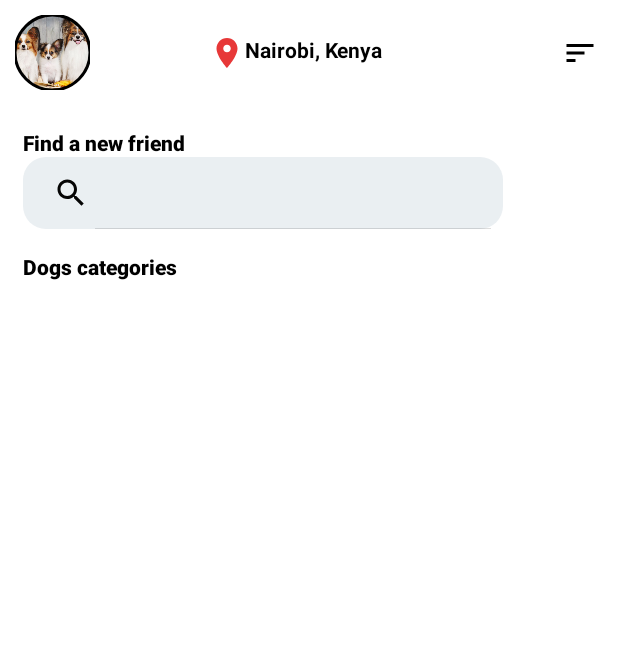
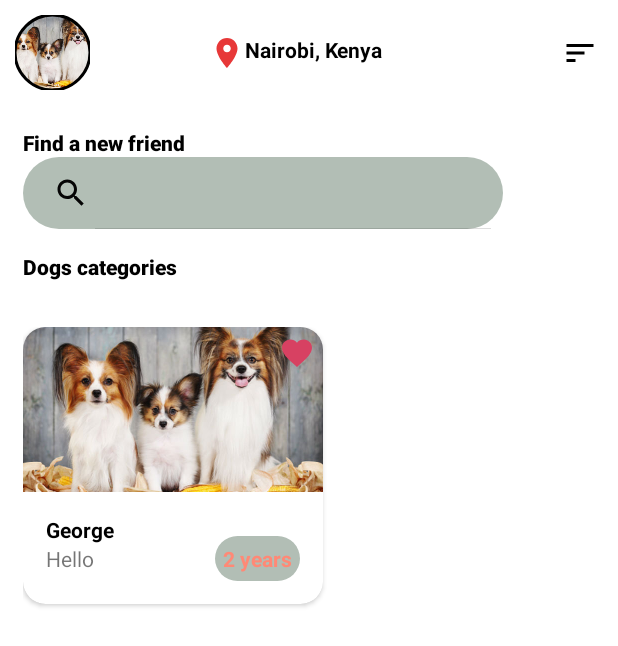
Before and after one commit to Danc-0/Petting, an Android app: the layout fragment_main_dash.xml on its own in the app's theme, with its tools: preview values and no code run, on a phone screen of 412 x 824 dp. Shown: the top 646 px of the screen. Run offline under Robolectric (Android 15) with nearby library versions, the phone set to English and light mode, and no system bars.

Commit message:
Single Pets Item and Adapter

```diff
--- /dev/null
+++ b/app/src/main/java/com/danc/petting/presentation/adapters/MainDashAdapter.kt
@@ -0,0 +1,47 @@
+package com.danc.petting.presentation.adapters
+
+import android.util.Log
+import android.view.LayoutInflater
+import android.view.View
+import android.view.View.inflate
+import android.view.ViewGroup
+import androidx.recyclerview.widget.RecyclerView
+import com.danc.petting.R
+import com.danc.petting.domain.models.Pets
+import com.danc.petting.domain.models.PetsItem
+import java.util.zip.Inflater
+
+class MainDashAdapter(recentTransactionsList: MutableList<Pets?>) :
+    RecyclerView.Adapter<MainDashAdapter.PetsViewHolder>() {
+
+    var petsItem: List<PetsItem>? = null
+    override fun onCreateViewHolder(parent: ViewGroup, viewType: Int): PetsViewHolder {
+
+        return PetsViewHolder(
+            LayoutInflater.from(parent.context).inflate(R.layout.pets_items, parent, false)
+        )
+    }
+
+    override fun onBindViewHolder(holder: PetsViewHolder, position: Int) {
+
+    }
+
+    override fun getItemCount(): Int {
+        return petsItem!!.size
+    }
+
+    inner class PetsViewHolder(binding: View) :
+        RecyclerView.ViewHolder(binding) {
+
+
+        fun bindingPets(petsItem: PetsItem) {
+
+        }
+    }
+
+    init {
+        recentTransactionsList.clear()
+        recentTransactionsList.addAll(recentTransactionsList)
+        notifyDataSetChanged()
+    }
+}
--- /dev/null
+++ b/app/src/main/res/drawable/ic_baseline_favorite_24.xml
@@ -0,0 +1,5 @@
+<vector android:height="24dp" android:tint="#D74162"
+    android:viewportHeight="24" android:viewportWidth="24"
+    android:width="24dp" xmlns:android="http://schemas.android.com/apk/res/android">
+    <path android:fillColor="@android:color/white" android:pathData="M12,21.35l-1.45,-1.32C5.4,15.36 2,12.28 2,8.5 2,5.42 4.42,3 7.5,3c1.74,0 3.41,0.81 4.5,2.09C13.09,3.81 14.76,3 16.5,3 19.58,3 22,5.42 22,8.5c0,3.78 -3.4,6.86 -8.55,11.54L12,21.35z"/>
+</vector>
--- a/app/src/main/res/drawable/white_rounded_background.xml
+++ b/app/src/main/res/drawable/white_rounded_background.xml
@@ -2,8 +2,8 @@
 <shape xmlns:android="http://schemas.android.com/apk/res/android">
 
 
-    <solid android:color="@color/whiteOne" />
+    <solid android:color="@color/gray" />
 
-    <corners android:radius="15dp" />
+    <corners android:radius="25dp" />
 
 </shape>
--- a/app/src/main/res/layout/fragment_main_dash.xml
+++ b/app/src/main/res/layout/fragment_main_dash.xml
@@ -127,8 +127,10 @@
         android:layout_marginEnd="15dp"
         app:layout_constraintBottom_toBottomOf="parent"
         app:layout_constraintEnd_toEndOf="parent"
-        app:layout_constraintHorizontal_bias="0.5"
+        app:layout_constraintHorizontal_bias="0.0"
         app:layout_constraintStart_toStartOf="@+id/textView4"
-        app:layout_constraintTop_toBottomOf="@+id/recyclerView" />
+        app:layout_constraintTop_toBottomOf="@+id/recyclerView"
+        app:layout_constraintVertical_bias="0.0"
+        tools:listitem="@layout/pets_items" />
 
 </androidx.constraintlayout.widget.ConstraintLayout>
--- /dev/null
+++ b/app/src/main/res/layout/pets_items.xml
@@ -0,0 +1,89 @@
+<?xml version="1.0" encoding="utf-8"?>
+<androidx.constraintlayout.widget.ConstraintLayout xmlns:android="http://schemas.android.com/apk/res/android"
+    xmlns:app="http://schemas.android.com/apk/res-auto"
+    xmlns:tools="http://schemas.android.com/tools"
+    android:layout_width="match_parent"
+    android:layout_height="match_parent">
+
+    <androidx.cardview.widget.CardView
+        android:layout_width="200dp"
+        android:layout_height="wrap_content"
+        android:elevation="10dp"
+        android:marginBottom="15dp"
+        app:cardCornerRadius="15dp"
+        app:layout_constraintStart_toStartOf="parent"
+        app:layout_constraintTop_toTopOf="parent">
+
+        <androidx.constraintlayout.widget.ConstraintLayout
+            android:layout_width="match_parent"
+            android:layout_height="match_parent">
+
+            <ImageView
+                android:id="@+id/petImage"
+                android:layout_width="match_parent"
+                android:layout_height="110dp"
+                android:scaleType="centerCrop"
+                android:src="@drawable/papillon_family_dog_picture"
+                app:layout_constraintEnd_toEndOf="parent"
+                app:layout_constraintHorizontal_bias="0.5"
+                app:layout_constraintStart_toStartOf="parent"
+                app:layout_constraintTop_toTopOf="parent" />
+
+            <ImageView
+                android:layout_width="wrap_content"
+                android:layout_height="wrap_content"
+                android:layout_margin="5dp"
+                android:src="@drawable/ic_baseline_favorite_24"
+                app:layout_constraintEnd_toEndOf="parent"
+                app:layout_constraintTop_toTopOf="parent" />
+
+            <androidx.constraintlayout.widget.ConstraintLayout
+                android:layout_width="match_parent"
+                android:layout_height="wrap_content"
+                android:layout_margin="15dp"
+                app:layout_constraintBottom_toBottomOf="parent"
+                app:layout_constraintEnd_toEndOf="parent"
+                app:layout_constraintHorizontal_bias="0.5"
+                app:layout_constraintStart_toStartOf="parent"
+                app:layout_constraintTop_toBottomOf="@+id/petImage">
+
+                <TextView
+                    android:id="@+id/petName"
+                    android:layout_width="wrap_content"
+                    android:layout_height="wrap_content"
+                    android:text="George"
+                    android:textColor="@color/black"
+                    android:textStyle="bold"
+                    app:layout_constraintStart_toStartOf="parent"
+                    app:layout_constraintTop_toTopOf="parent" />
+
+                <TextView
+                    android:id="@+id/petsDescription"
+                    android:layout_width="wrap_content"
+                    android:layout_height="wrap_content"
+                    android:text="Hello "
+                    app:layout_constraintStart_toStartOf="parent"
+                    app:layout_constraintTop_toBottomOf="@+id/petName" />
+
+                <TextView
+                    android:id="@+id/petsAge"
+                    android:layout_width="wrap_content"
+                    android:layout_height="wrap_content"
+                    android:background="@drawable/white_rounded_background"
+                    android:padding="5dp"
+                    android:text="2 years"
+                    android:textAlignment="center"
+                    android:textColor="#FF8976"
+                    android:textStyle="bold"
+                    app:layout_constraintBottom_toBottomOf="@+id/petsDescription"
+                    app:layout_constraintEnd_toEndOf="parent"
+                    app:layout_constraintTop_toTopOf="@+id/petsDescription" />
+
+            </androidx.constraintlayout.widget.ConstraintLayout>
+
+
+        </androidx.constraintlayout.widget.ConstraintLayout>
+
+    </androidx.cardview.widget.CardView>
+
+</androidx.constraintlayout.widget.ConstraintLayout>
```
